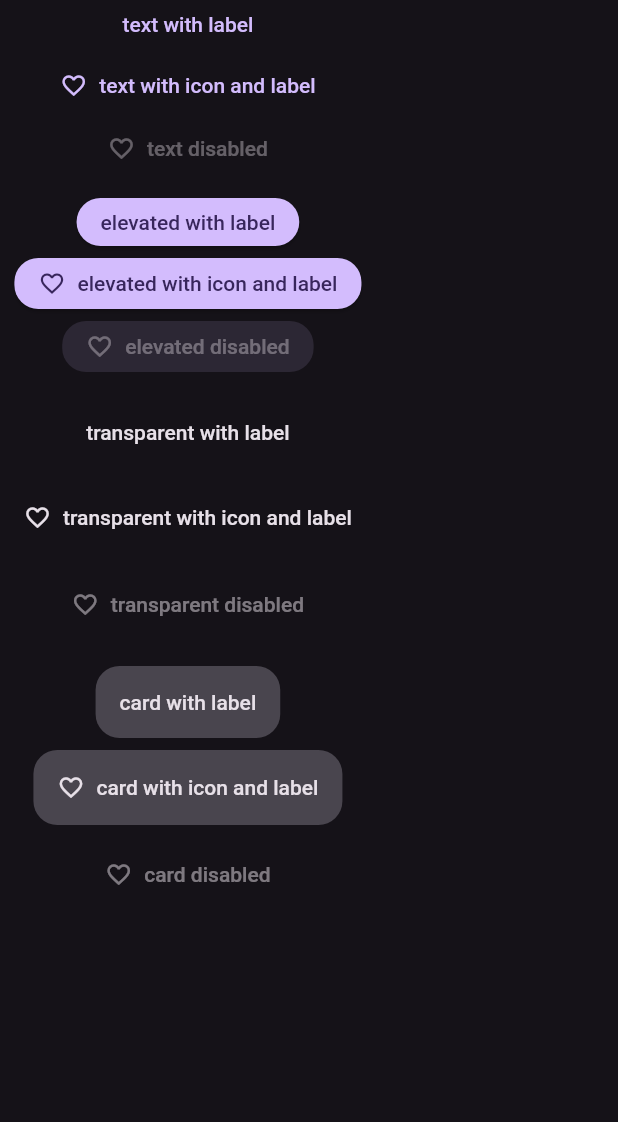
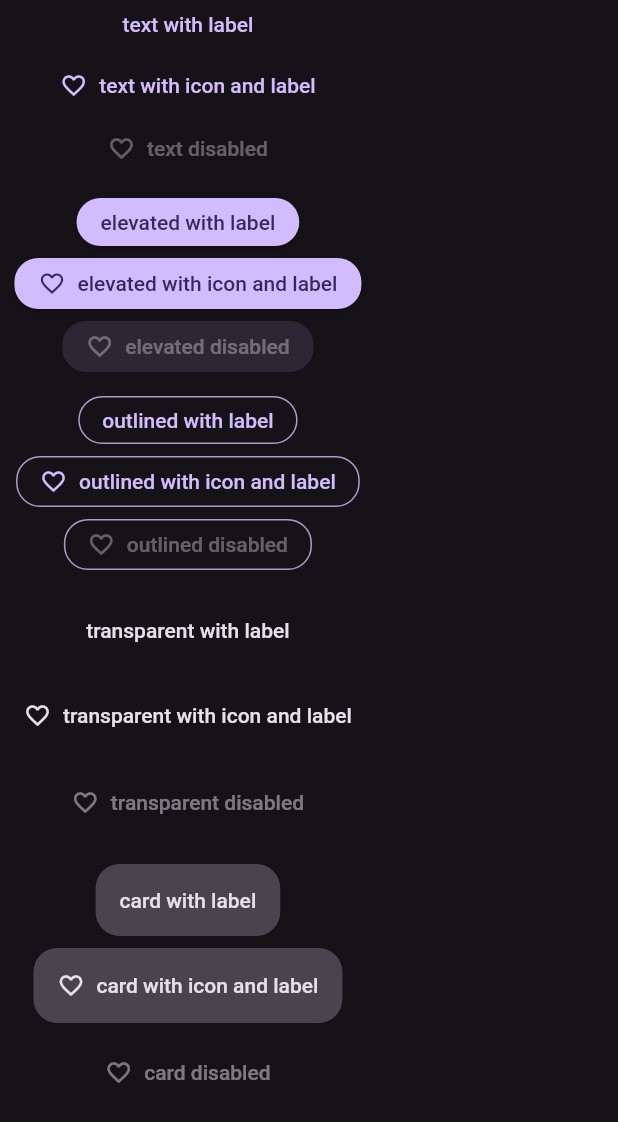
Before and after one commit to robertodoering/rby.dart, a Flutter app: the _RbyButton widget shown alone on an empty page, opened directly, on a phone screen of 412 x 824 dp. Shown: the top 1122 px of the screen. Run offline on Flutter 3.47's test engine with Material 2 defaults, Android fonts, the phone set to English and light mode, and no system bars; our stand-ins replace flutter_colorpicker, flutter_riverpod, modal_bottom_sheet, sliver_tools; missing offline and left inert: flutter_image.

Commit message:
Add outlined button

```diff
--- a/example/lib/pages/widgets_page.dart
+++ b/example/lib/pages/widgets_page.dart
@@ -303,6 +303,23 @@ class _RbyButton extends StatelessWidget {
           onTap: null,
         ),
         VerticalSpacer.normal,
+        RbyButton.outlined(
+          label: const Text('outlined with label'),
+          onTap: () {},
+        ),
+        VerticalSpacer.small,
+        RbyButton.outlined(
+          icon: const Icon(Icons.favorite_outline),
+          label: const Text('outlined with icon and label'),
+          onTap: () {},
+        ),
+        VerticalSpacer.small,
+        const RbyButton.outlined(
+          icon: Icon(Icons.favorite_outline),
+          label: Text('outlined disabled'),
+          onTap: null,
+        ),
+        VerticalSpacer.normal,
         RbyButton.transparent(
           label: const Text('transparent with label'),
           onTap: () {},
--- a/lib/widgets/rby_button.dart
+++ b/lib/widgets/rby_button.dart
@@ -21,6 +21,15 @@ abstract class RbyButton extends StatelessWidget {
     VoidCallback? onLongPress,
     EdgeInsetsGeometry? padding,
   }) = _RbyElevatedButton;
+
+  /// An [ElevatedButton] based on the [ThemeData.outlinedButtonTheme].
+  const factory RbyButton.outlined({
+    required VoidCallback? onTap,
+    Widget? icon,
+    Widget? label,
+    VoidCallback? onLongPress,
+    EdgeInsetsGeometry? padding,
+  }) = _RbyOutlinedButton;
 
   /// A flat transparent button with even vertical and horizontal padding.
   const factory RbyButton.transparent({
@@ -101,6 +110,43 @@ class _RbyElevatedButton extends RbyButton {
     final theme = Theme.of(context);
 
     return ElevatedButton(
+      style: theme.textButtonTheme.style?.copyWith(
+        padding: MaterialStateProperty.all(padding),
+      ),
+      onPressed: onTap,
+      onLongPress: onLongPress,
+      child: Row(
+        mainAxisSize: MainAxisSize.min,
+        children: [
+          if (icon != null) icon!,
+          if (icon != null && label != null) HorizontalSpacer.small,
+          if (label != null) label!,
+        ],
+      ),
+    );
+  }
+}
+
+class _RbyOutlinedButton extends RbyButton {
+  const _RbyOutlinedButton({
+    required this.onTap,
+    this.icon,
+    this.label,
+    this.onLongPress,
+    this.padding,
+  });
+
+  final Widget? icon;
+  final Widget? label;
+  final VoidCallback? onTap;
+  final VoidCallback? onLongPress;
+  final EdgeInsetsGeometry? padding;
+
+  @override
+  Widget build(BuildContext context) {
+    final theme = Theme.of(context);
+
+    return OutlinedButton(
       style: theme.textButtonTheme.style?.copyWith(
         padding: MaterialStateProperty.all(padding),
       ),
```
